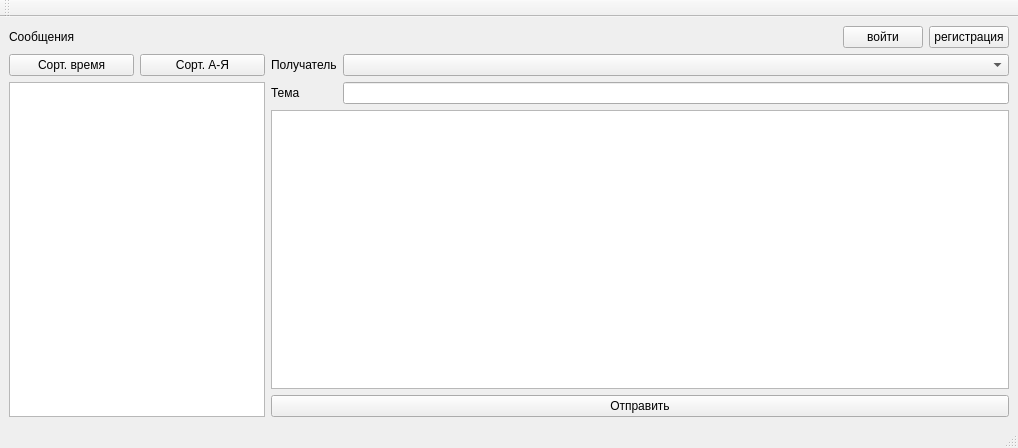
The window that GUI/mainwindow.ui (CamperGit/SummerPracticeCPP) describes before a commit, drawn with Qt 5.
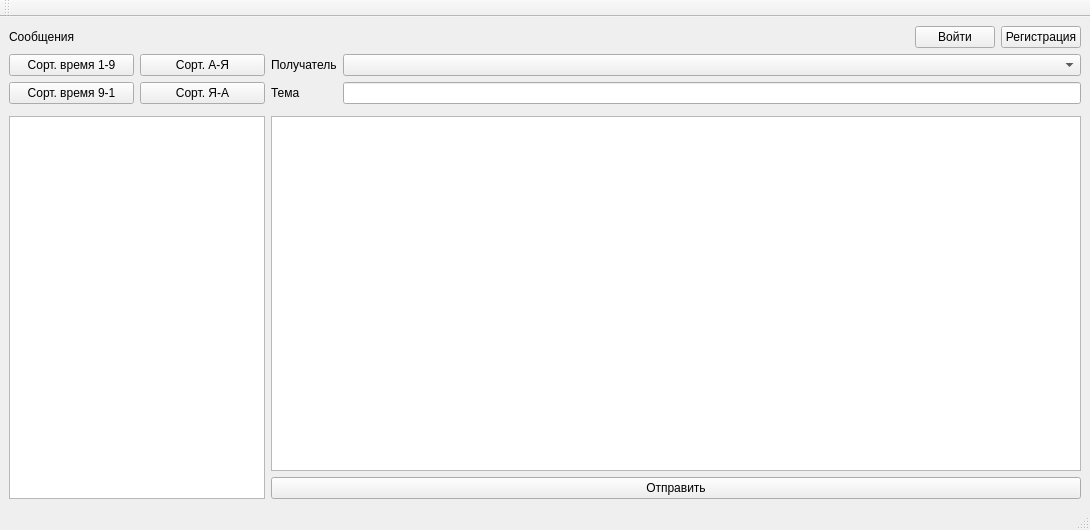
The same window after the commit.

Diff of the .ui file:
```diff
--- a/GUI/mainwindow.ui
+++ b/GUI/mainwindow.ui
@@ -6,8 +6,8 @@
    <rect>
     <x>0</x>
     <y>0</y>
-    <width>1018</width>
-    <height>448</height>
+    <width>1090</width>
+    <height>530</height>
    </rect>
   </property>
   <property name="sizePolicy">
@@ -21,10 +21,10 @@
   </property>
   <widget class="QWidget" name="centralwidget">
    <layout class="QGridLayout" name="gridLayout">
-    <item row="3" column="3" colspan="2">
-     <widget class="QTextEdit" name="messageTextArea"/>
+    <item row="4" column="3" colspan="2">
+     <widget class="QTextEdit" name="textEdit"/>
     </item>
-    <item row="0" column="0" rowspan="5">
+    <item row="0" column="0" rowspan="6">
      <layout class="QVBoxLayout" name="verticalLayout"/>
     </item>
     <item row="1" column="3">
@@ -39,14 +39,14 @@
       <item row="0" column="1">
        <widget class="QPushButton" name="pushButton_2">
         <property name="text">
-         <string>войти</string>
+         <string>Войти</string>
         </property>
        </widget>
       </item>
       <item row="0" column="2">
        <widget class="QPushButton" name="pushButton">
         <property name="text">
-         <string>регистрация</string>
+         <string>Регистрация</string>
         </property>
        </widget>
       </item>
@@ -72,36 +72,50 @@
       </item>
      </layout>
     </item>
-    <item row="4" column="3" colspan="2">
-     <widget class="QPushButton" name="sendButton">
+    <item row="5" column="3" colspan="2">
+     <widget class="QPushButton" name="pushButton_3">
       <property name="text">
        <string>Отправить</string>
       </property>
      </widget>
     </item>
-    <item row="0" column="1">
-     <widget class="QLabel" name="label_3">
-      <property name="text">
-       <string>Сообщения</string>
-      </property>
-     </widget>
-    </item>
     <item row="1" column="1">
-     <widget class="QPushButton" name="timeSortButton">
+     <widget class="QPushButton" name="pushButton_4">
       <property name="text">
-       <string>Сорт. время</string>
+       <string>Сорт. время 1-9</string>
       </property>
      </widget>
     </item>
     <item row="1" column="2">
-     <widget class="QPushButton" name="alphabetSortButton">
+     <widget class="QPushButton" name="pushButton_5">
       <property name="text">
        <string>Сорт. А-Я</string>
       </property>
      </widget>
     </item>
+    <item row="2" column="1">
+     <widget class="QPushButton" name="pushButton_6">
+      <property name="text">
+       <string>Сорт. время 9-1</string>
+      </property>
+     </widget>
+    </item>
+    <item row="2" column="2">
+     <widget class="QPushButton" name="pushButton_7">
+      <property name="text">
+       <string>Сорт. Я-А</string>
+      </property>
+     </widget>
+    </item>
+    <item row="0" column="1">
+     <widget class="QLabel" name="label_3">
+      <property name="text">
+       <string>Сообщения</string>
+      </property>
+     </widget>
+    </item>
     <item row="2" column="4">
-     <widget class="QLineEdit" name="themeLineEdit"/>
+     <widget class="QLineEdit" name="lineEdit"/>
     </item>
     <item row="2" column="3">
      <widget class="QLabel" name="label">
@@ -110,7 +124,7 @@
       </property>
      </widget>
     </item>
-    <item row="2" column="1" rowspan="3" colspan="2">
+    <item row="4" column="1" rowspan="2" colspan="2">
      <widget class="QListView" name="listView"/>
     </item>
    </layout>
@@ -120,8 +134,8 @@
     <rect>
      <x>0</x>
      <y>0</y>
-     <width>1018</width>
-     <height>20</height>
+     <width>1090</width>
+     <height>25</height>
     </rect>
    </property>
   </widget>
```
